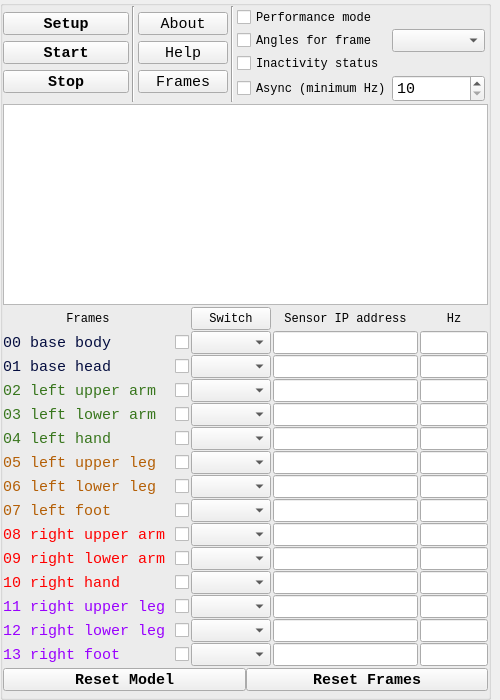
Qt form ui/window_receiver.ui (wearablesLab14/human_cognition) before a commit.
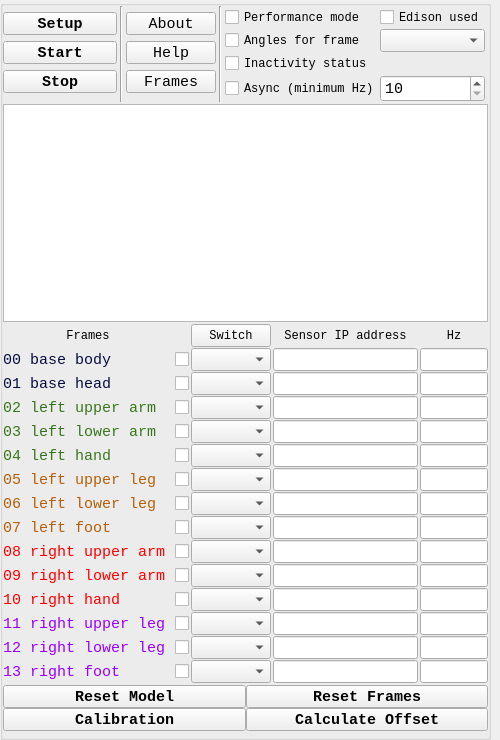
The same form after that commit. Icons and pictures are not drawn.

Commit message: now with offset calc and calibration

```diff
--- a/ui/window_receiver.ui
+++ b/ui/window_receiver.ui
@@ -7,19 +7,19 @@
     <x>0</x>
     <y>0</y>
     <width>500</width>
-    <height>700</height>
+    <height>740</height>
    </rect>
   </property>
   <property name="minimumSize">
    <size>
     <width>500</width>
-    <height>700</height>
+    <height>740</height>
    </size>
   </property>
   <property name="maximumSize">
    <size>
     <width>500</width>
-    <height>700</height>
+    <height>740</height>
    </size>
   </property>
   <property name="font">
@@ -1876,6 +1876,58 @@
            </property>
           </widget>
          </item>
+         <item row="1" column="1">
+          <widget class="QPushButton" name="pushButtonCalibration">
+           <property name="minimumSize">
+            <size>
+             <width>0</width>
+             <height>23</height>
+            </size>
+           </property>
+           <property name="maximumSize">
+            <size>
+             <width>16777215</width>
+             <height>23</height>
+            </size>
+           </property>
+           <property name="font">
+            <font>
+             <family>Liberation Mono</family>
+             <weight>75</weight>
+             <bold>true</bold>
+            </font>
+           </property>
+           <property name="text">
+            <string>Calibration</string>
+           </property>
+          </widget>
+         </item>
+         <item row="1" column="2">
+          <widget class="QPushButton" name="pushButtonOffset">
+           <property name="minimumSize">
+            <size>
+             <width>0</width>
+             <height>23</height>
+            </size>
+           </property>
+           <property name="maximumSize">
+            <size>
+             <width>16777215</width>
+             <height>23</height>
+            </size>
+           </property>
+           <property name="font">
+            <font>
+             <family>Liberation Mono</family>
+             <weight>75</weight>
+             <bold>true</bold>
+            </font>
+           </property>
+           <property name="text">
+            <string>Calculate Offset</string>
+           </property>
+          </widget>
+         </item>
         </layout>
        </item>
        <item row="0" column="2">
@@ -2155,6 +2207,30 @@
              </property>
             </widget>
            </item>
+           <item row="0" column="1">
+            <widget class="QCheckBox" name="checkBoxEdison">
+             <property name="minimumSize">
+              <size>
+               <width>0</width>
+               <height>23</height>
+              </size>
+             </property>
+             <property name="maximumSize">
+              <size>
+               <width>16777215</width>
+               <height>23</height>
+              </size>
+             </property>
+             <property name="font">
+              <font>
+               <pointsize>9</pointsize>
+              </font>
+             </property>
+             <property name="text">
+              <string>Edison used</string>
+             </property>
+            </widget>
+           </item>
            <item row="1" column="1">
             <widget class="QComboBox" name="comboBoxEuler">
              <property name="minimumSize">
```
The commit also changes 6 other files.
